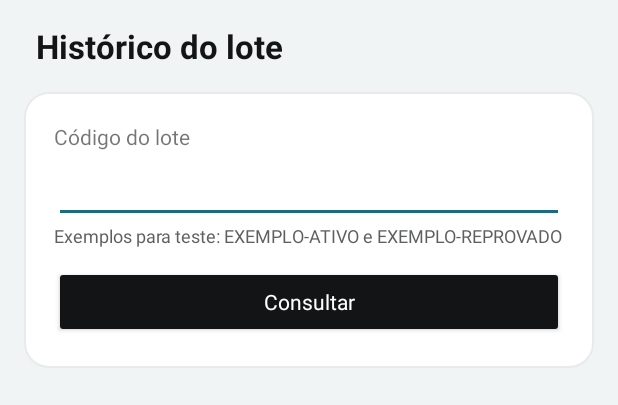
After one commit to PedroVazN/rastreabilidade-de-lote, an Android app: the layout activity_historico.xml on its own in the app's theme, with its tools: preview values and no code run, on a phone screen of 412 x 824 dp. The commit adds this screen. Shown: the top 405 px of the screen. Run offline under Robolectric (Android 15) with nearby library versions, the phone set to English and light mode, and no system bars.

Commit message:
Cria a consulta do histórico do lote por código

```diff
--- a/app/build.gradle
+++ b/app/build.gradle
@@ -16,4 +16,7 @@ android {
     }
 }
 
-dependencies { implementation 'com.google.zxing:core:3.5.3' }
+dependencies {
+    implementation 'com.google.zxing:core:3.5.3'
+    implementation 'androidx.recyclerview:recyclerview:1.4.0'
+}
--- a/app/src/main/AndroidManifest.xml
+++ b/app/src/main/AndroidManifest.xml
@@ -6,5 +6,6 @@
                 <category android:name="android.intent.category.LAUNCHER" />
             </intent-filter>
         </activity>
+        <activity android:name=".HistoricoActivity" android:exported="false" />
     </application>
 </manifest>
--- a/app/src/main/java/br/edu/unisenai/rastreabilidade/MainActivity.java
+++ b/app/src/main/java/br/edu/unisenai/rastreabilidade/MainActivity.java
@@ -1,6 +1,7 @@
 package br.edu.unisenai.rastreabilidade;
 
 import android.app.Activity;
+import android.content.Intent;
 import android.graphics.Bitmap;
 import android.graphics.Color;
 import android.os.Bundle;
@@ -44,6 +45,8 @@ public class MainActivity extends Activity {
         quantidade = findViewById(R.id.quantidade);
         lotes = new LotesLocais(this);
         findViewById(R.id.criar).setOnClickListener(view -> criarLote());
+        findViewById(R.id.consultar_historico).setOnClickListener(view ->
+                startActivity(new Intent(this, HistoricoActivity.class)));
 
         Lote ultimo = lotes.ultimo();
         if (ultimo != null) {
@@ -110,6 +113,8 @@ public class MainActivity extends Activity {
         ((TextView) findViewById(R.id.resumo)).setText(resumo);
         ((TextView) findViewById(R.id.codigo)).setText(lote.id);
         ((ImageView) findViewById(R.id.qr)).setImageBitmap(qr);
+        findViewById(R.id.ver_historico).setOnClickListener(view -> startActivity(
+                new Intent(this, HistoricoActivity.class).putExtra(HistoricoActivity.EXTRA_LOTE, lote.id)));
         findViewById(R.id.etiqueta).setVisibility(View.VISIBLE);
     }
 }
--- a/app/src/main/java/br/edu/unisenai/rastreabilidade/data/LotesLocais.java
+++ b/app/src/main/java/br/edu/unisenai/rastreabilidade/data/LotesLocais.java
@@ -30,7 +30,11 @@ public final class LotesLocais {
 
     public Lote ultimo() {
         String id = dados.getString("ultimo", null);
-        if (id == null) {
+        return id == null ? null : buscar(id);
+    }
+
+    public Lote buscar(String id) {
+        if ("ultimo".equals(id) || !dados.contains(id)) {
             return null;
         }
         String salvo = dados.getString(id, "{}");
--- /dev/null
+++ b/app/src/main/res/drawable/marcador.xml
@@ -0,0 +1,3 @@
+<shape xmlns:android="http://schemas.android.com/apk/res/android" android:shape="oval">
+    <solid android:color="#FFFFFF" />
+</shape>
--- /dev/null
+++ b/app/src/main/res/layout/activity_historico.xml
@@ -0,0 +1,38 @@
+<LinearLayout xmlns:android="http://schemas.android.com/apk/res/android"
+    android:id="@+id/tela" android:layout_width="match_parent" android:layout_height="match_parent"
+    android:orientation="vertical">
+    <LinearLayout android:layout_width="match_parent" android:layout_height="wrap_content"
+        android:orientation="vertical" android:paddingHorizontal="16dp" android:paddingTop="16dp">
+        <TextView android:layout_width="match_parent" android:layout_height="wrap_content"
+            android:paddingHorizontal="8dp" android:text="@string/historico" android:textColor="#131416"
+            android:textSize="22sp" android:textStyle="bold" android:accessibilityHeading="true" />
+        <LinearLayout android:layout_width="match_parent" android:layout_height="wrap_content"
+            android:layout_marginTop="16dp" android:orientation="vertical"
+            android:background="@drawable/folha" android:padding="20dp">
+            <TextView android:layout_width="match_parent" android:layout_height="wrap_content"
+                android:labelFor="@id/codigo" android:text="@string/codigo_lote" />
+            <EditText android:id="@+id/codigo" android:layout_width="match_parent"
+                android:layout_height="wrap_content" android:fontFamily="monospace"
+                android:imeOptions="actionSearch" android:importantForAutofill="no"
+                android:inputType="textNoSuggestions" android:maxLength="64"
+                android:minHeight="48dp" />
+            <TextView android:layout_width="match_parent" android:layout_height="wrap_content"
+                android:text="@string/codigos_exemplo" android:textColor="#5D5F60" android:textSize="12sp" />
+            <Button android:id="@+id/consultar" android:layout_width="match_parent"
+                android:layout_height="wrap_content" android:layout_marginTop="12dp"
+                android:backgroundTint="#131416" android:textColor="#FFFFFF"
+                android:text="@string/consultar" android:textAllCaps="false" />
+        </LinearLayout>
+        <TextView android:id="@+id/situacao" android:layout_width="match_parent"
+            android:layout_height="wrap_content" android:layout_marginTop="16dp"
+            android:paddingHorizontal="8dp" android:textColor="#131416" android:textSize="16sp"
+            android:textStyle="bold" android:accessibilityLiveRegion="polite" android:visibility="gone" />
+        <TextView android:id="@+id/vazio" android:layout_width="match_parent"
+            android:layout_height="wrap_content" android:layout_marginTop="8dp"
+            android:paddingHorizontal="8dp" android:text="@string/historico_vazio"
+            android:textColor="#5D5F60" android:visibility="gone" />
+    </LinearLayout>
+    <androidx.recyclerview.widget.RecyclerView android:id="@+id/eventos"
+        android:layout_width="match_parent" android:layout_height="0dp" android:layout_weight="1"
+        android:clipToPadding="false" android:paddingHorizontal="16dp" android:paddingBottom="16dp" />
+</LinearLayout>
--- a/app/src/main/res/values/strings.xml
+++ b/app/src/main/res/values/strings.xml
@@ -13,5 +13,21 @@
     </plurals>
     <string name="erro_produto">Informe o produto.</string>
     <string name="erro_quantidade">Informe um número inteiro maior que zero.</string>
+    <string name="ver_historico">Ver histórico</string>
+    <string name="consultar_historico">Consultar histórico de lote</string>
+    <string name="historico">Histórico do lote</string>
+    <string name="codigo_lote">Código do lote</string>
+    <string name="codigos_exemplo">Exemplos para teste: EXEMPLO-ATIVO e EXEMPLO-REPROVADO</string>
+    <string name="consultar">Consultar</string>
+    <string name="situacao_ativo">Situação: ativo</string>
+    <string name="situacao_reprovado">Situação: reprovado</string>
+    <string name="historico_vazio">Nenhuma etapa registrada para este lote.</string>
+    <string name="evento_etapa">%1$d. %2$s</string>
+    <string name="evento_reprovacao">Lote reprovado</string>
+    <string name="evento_motivo">Motivo: %1$s</string>
+    <string name="evento_registrado_por">Registrado por %1$s</string>
+    <string name="evento_reprovado_por">Reprovado por %1$s</string>
+    <string name="erro_codigo">Informe o código do lote.</string>
+    <string name="erro_lote_nao_encontrado">Lote não encontrado. Confira o código.</string>
     <string name="erro_gravar">Não foi possível salvar o lote neste aparelho.</string>
 </resources>
```
Also changed, not shown: app/src/main/java/br/edu/unisenai/rastreabilidade/HistoricoActivity.java (added, +117 -0 lines), app/src/main/java/br/edu/unisenai/rastreabilidade/HistoricoAdapter.java (added, +82 -0 lines), app/src/main/java/br/edu/unisenai/rastreabilidade/data/HistoricoExemplo.java (added, +79 -0 lines), app/src/main/java/br/edu/unisenai/rastreabilidade/model/Evento.java (added, +35 -0 lines), app/src/main/res/layout/activity_main.xml (+8 -0 lines), app/src/main/res/layout/item_evento.xml (added, +21 -0 lines), 3 other files.
